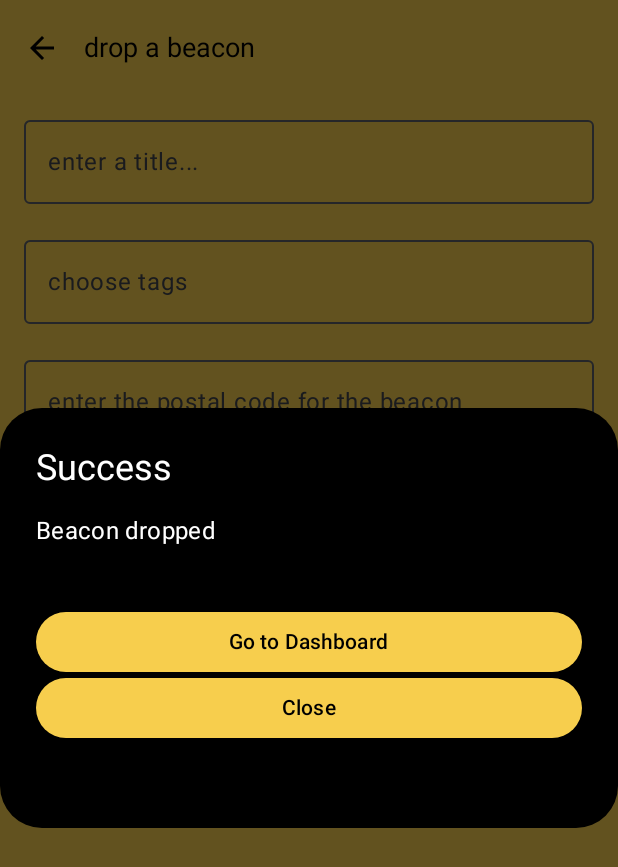
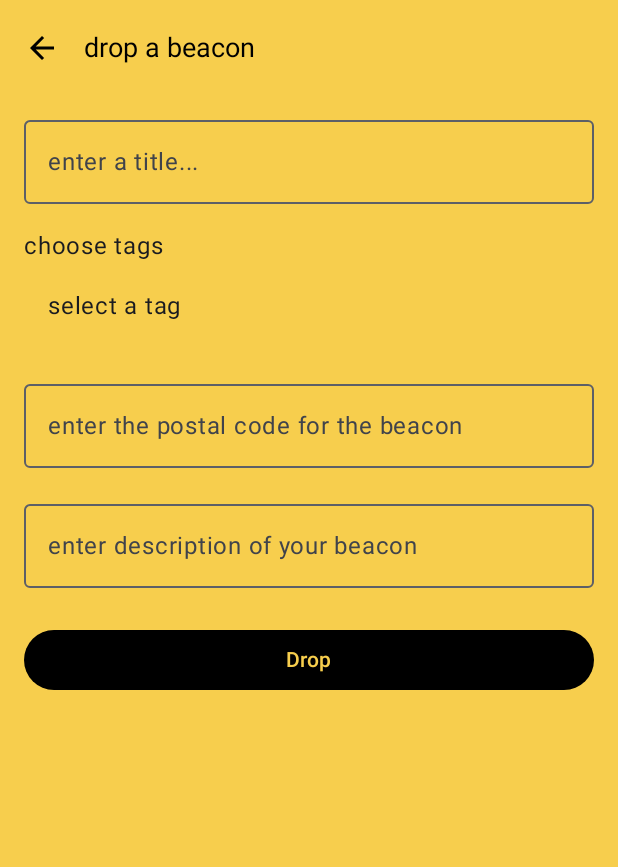
Before and after one commit to rishadluthra/cs446-project, an Android app built with Jetpack Compose: the composable DropBeaconScreen shown on its own in the app's theme, after a tap on "Drop", on a phone screen of 412 x 824 dp. Shown: the top 867 px of the screen. Run offline under Robolectric (Android 15) with nearby library versions, the phone set to English and light mode, and no system bars.

Commit message:
add tag when creating a beacon

```diff
--- a/project/app/src/main/java/com/example/beacon/BeaconViewModel.kt
+++ b/project/app/src/main/java/com/example/beacon/BeaconViewModel.kt
@@ -17,7 +17,6 @@ import kotlinx.serialization.json.Json
 import kotlinx.serialization.json.JsonObject
 import kotlinx.serialization.json.buildJsonObject
 import kotlinx.serialization.json.put
-import kotlinx.serialization.json.putJsonObject
 import okhttp3.MediaType.Companion.toMediaType
 import okhttp3.OkHttpClient
 import okhttp3.Request
--- a/project/app/src/main/java/com/example/beacon/DropBeaconScreen.kt
+++ b/project/app/src/main/java/com/example/beacon/DropBeaconScreen.kt
@@ -1,6 +1,7 @@
 package com.example.beacon
 import androidx.compose.foundation.background
 import androidx.compose.foundation.isSystemInDarkTheme
+import androidx.compose.foundation.clickable
 import androidx.compose.foundation.layout.*
 import androidx.compose.foundation.text.KeyboardOptions
 import androidx.compose.material.icons.Icons
@@ -72,10 +73,10 @@ fun DropBeaconScreen(modifier: Modifier = Modifier, viewModel: BeaconViewModel,
                 modifier = Modifier
                     .fillMaxWidth()
             )
-            TextFieldWithLabel(
-                viewModel,
+            DropdownWithLabel(
                 label = "choose tags",
                 state = tagsState,
+                options = listOf("select a tag", "labour", "tools", "tech", "social"),
                 modifier = Modifier.fillMaxWidth()
             )
             TextFieldWithLabel(
@@ -95,9 +96,11 @@ fun DropBeaconScreen(modifier: Modifier = Modifier, viewModel: BeaconViewModel,
             )
             Button(
                 onClick = {
-                    responseCode = viewModel.sendBeacon(titleState.value, tagsState.value, descriptionState.value, pincodeState.value)
-                    if(responseCode == 0){
-                        setShowDialog(true)
+                    if (tagsState.value != "select a tag") {
+                        responseCode = viewModel.sendBeacon(titleState.value, tagsState.value, descriptionState.value, pincodeState.value)
+                        if(responseCode == 0){
+                            setShowDialog(true)
+                        }
                     }
                 },
 
@@ -176,6 +179,38 @@ fun TextFieldWithLabel(viewModel: BeaconViewModel, label: String, state: Mutable
     )
 }
 
+@Composable
+fun DropdownWithLabel(label: String, state: MutableState<String>, modifier: Modifier = Modifier, options: List<String>) {
+    var expanded by remember { mutableStateOf(false) }
+    var selectedIndex by remember { mutableStateOf(0) }
+
+    Column(modifier.padding(vertical = 8.dp)) {
+        Text(label)
+        Box {
+            Text(
+                text = options[selectedIndex],
+                modifier = Modifier
+                    .fillMaxWidth()
+                    .clickable(onClick = { expanded = true })
+                    .padding(16.dp)
+            )
+            DropdownMenu(
+                expanded = expanded,
+                onDismissRequest = { expanded = false },
+                modifier = Modifier.fillMaxWidth()
+            ) {
+                options.forEachIndexed { index, option ->
+                    DropdownMenuItem(onClick = {
+                        selectedIndex = index
+                        state.value = option
+                        expanded = false
+                    }, text = {Text(option)})
+                }
+            }
+        }
+    }
+}
+
 @OptIn(ExperimentalMaterial3Api::class)
 @Composable
 fun CustomAppBar(title: String, navController: NavController, viewModel: BeaconViewModel) {
```
